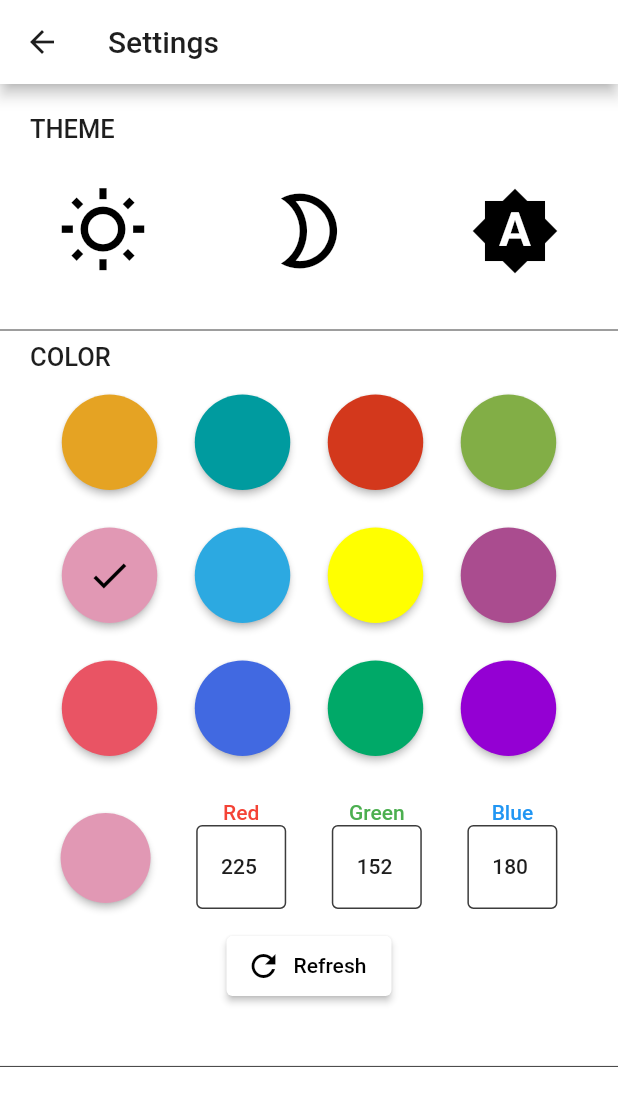
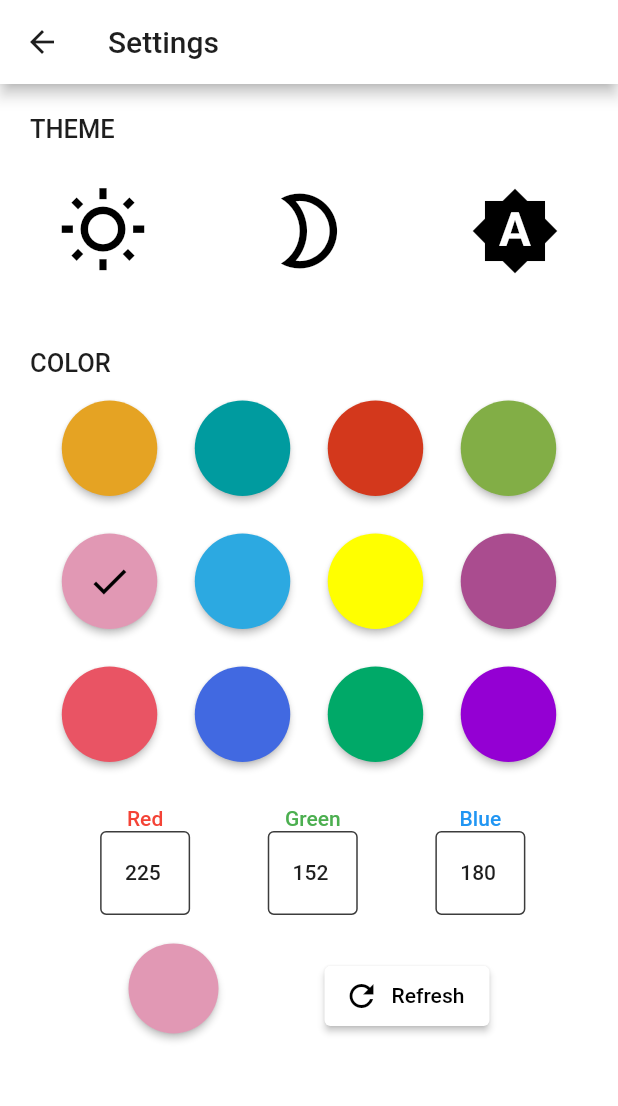
Before and after one commit to tsubasasugawara/Reminder, a Flutter app: the SettingView screen opened directly, on a phone screen of 412 x 824 dp. Shown: the top 1106 px of the screen. Run offline on Flutter 3.47's test engine with Material 2 defaults, Android fonts, the light colour scheme and no system bars; our stand-ins replace shared_preferences; accounts and stored records are empty.

Commit message:
FIX
Fixed the setting view.

```diff
--- a/lib/components/color_picker/color_picker.dart
+++ b/lib/components/color_picker/color_picker.dart
@@ -118,7 +118,7 @@ class ColorPicker extends StatelessWidget {
     return ElevatedButton(
       style: ElevatedButton.styleFrom(
         shape: const CircleBorder(),
-        primary: color,
+        backgroundColor: color,
         minimumSize: const Size(60, 60),
         maximumSize: const Size(60, 60),
       ),
@@ -177,7 +177,6 @@ class ColorPicker extends StatelessWidget {
                     Row(
                       mainAxisAlignment: MainAxisAlignment.spaceEvenly,
                       children: [
-                        _createColorButton(provider, provider.getColor(), -1),
                         Container(
                           margin: const EdgeInsets.only(left: 5),
                           child: _textField(
@@ -220,6 +219,12 @@ class ColorPicker extends StatelessWidget {
                       ],
                     ),
                     Container(
+                      margin: const EdgeInsets.only(top: 15),
+                      child: Row(
+                        mainAxisAlignment: MainAxisAlignment.spaceEvenly,
+                        children: [
+                          _createColorButton(provider, provider.getColor(), -1),
+                          Container(
                             margin: const EdgeInsets.only(
                               top: 10,
                             ),
@@ -255,6 +260,9 @@ class ColorPicker extends StatelessWidget {
                           ),
                         ],
                       ),
+                    ),
+                  ],
+                ),
               )
             ],
           );
--- /dev/null
+++ b/lib/components/spacer/spacer.dart
@@ -0,0 +1,20 @@
+import 'package:flutter/material.dart';
+
+// ignore: must_be_immutable
+class Spacer extends StatelessWidget {
+  double top = 0;
+  double bottom = 0;
+  double right = 0;
+  double left = 0;
+
+  Spacer(this.top, this.bottom, this.right, this.left, {Key? key})
+      : super(key: key);
+
+  @override
+  Widget build(BuildContext context) {
+    return Container(
+      margin:
+          EdgeInsets.only(top: top, bottom: bottom, right: right, left: left),
+    );
+  }
+}
--- a/lib/view/home/home_view.dart
+++ b/lib/view/home/home_view.dart
@@ -2,7 +2,6 @@ import 'package:flutter/material.dart';
 import 'package:provider/provider.dart';
 import 'package:reminder/components/brightness/brightness.dart';
 import 'package:reminder/components/snack_bar/snackbar.dart';
-import 'package:reminder/model/db/db.dart';
 import 'package:reminder/multilingualization/app_localizations.dart';
 import 'package:reminder/provider/home/home_provider.dart';
 import 'package:reminder/view/add_reminder/add_reminder_view.dart';
@@ -210,6 +209,7 @@ class MainView extends StatelessWidget {
                           ),
                           Container(
                             child: provider.getInt(
+                                        // ignore: todo
                                         // TODO: Notifications.setAlarmKeyとObjectのkeyで文字が異なってしまっている
                                         //     index, Notifications.setAlarmKey) ==
                                         // 1
--- a/lib/view/setting/setting_view.dart
+++ b/lib/view/setting/setting_view.dart
@@ -2,10 +2,13 @@ import 'package:flutter/material.dart';
 import 'package:reminder/multilingualization/app_localizations.dart';
 import 'package:reminder/view/setting/theme/primary_color_selector.dart';
 import 'package:reminder/view/setting/theme/ui_mode_selector.dart';
+import 'package:reminder/components/spacer/spacer.dart' as spacer;
 
 // ignore: must_be_immutable
 class SettingView extends StatelessWidget {
   const SettingView({Key? key}) : super(key: key);
+
+  final double _verticalSpaceSize = 20.0;
 
   @override
   Widget build(BuildContext context) {
@@ -26,13 +29,9 @@ class SettingView extends StatelessWidget {
             crossAxisAlignment: CrossAxisAlignment.start,
             children: [
               const UiModeSelector(),
-              Divider(
-                color: Theme.of(context).hintColor,
-              ),
+              spacer.Spacer(_verticalSpaceSize, _verticalSpaceSize, 0, 0),
               const PrimaryColorSelector(),
-              Divider(
-                color: Theme.of(context).hintColor,
-              ),
+              spacer.Spacer(_verticalSpaceSize, _verticalSpaceSize, 0, 0),
             ],
           ),
         ),
--- a/lib/view/setting/theme/primary_color_selector.dart
+++ b/lib/view/setting/theme/primary_color_selector.dart
@@ -23,7 +23,6 @@ class PrimaryColorSelector extends StatelessWidget {
         Center(
           child: Container(
             padding: const EdgeInsets.all(15),
-            margin: const EdgeInsets.only(bottom: 20),
             child: Consumer<ThemeProvider>(
               builder: (context, provider, child) => ColorPicker(
                 onPressed: (value, index) {
--- a/lib/view/setting/theme/ui_mode_selector.dart
+++ b/lib/view/setting/theme/ui_mode_selector.dart
@@ -3,6 +3,7 @@ import 'package:provider/provider.dart';
 import 'package:reminder/components/brightness/brightness.dart';
 import 'package:reminder/multilingualization/app_localizations.dart';
 import 'package:reminder/provider/setting/theme/theme_provider.dart';
+import 'package:reminder/components/spacer/spacer.dart' as spacer;
 
 class UiModeSelector extends StatelessWidget {
   const UiModeSelector({Key? key}) : super(key: key);
@@ -20,9 +21,9 @@ class UiModeSelector extends StatelessWidget {
                 Theme.of(context).textTheme.bodyText1?.apply(fontSizeDelta: 3),
           ),
         ),
+        spacer.Spacer(20, 0, 0, 0),
         Center(
-          child: Container(
-            margin: const EdgeInsets.only(top: 20, bottom: 20),
+          child: SizedBox(
             width: MediaQuery.of(context).size.width,
             child: Consumer<ThemeProvider>(
               builder: (context, themeProvider, child) => Row(
```
Also changed, not shown: 1 other file. Lines whose indentation alone changed are shown as unchanged.
